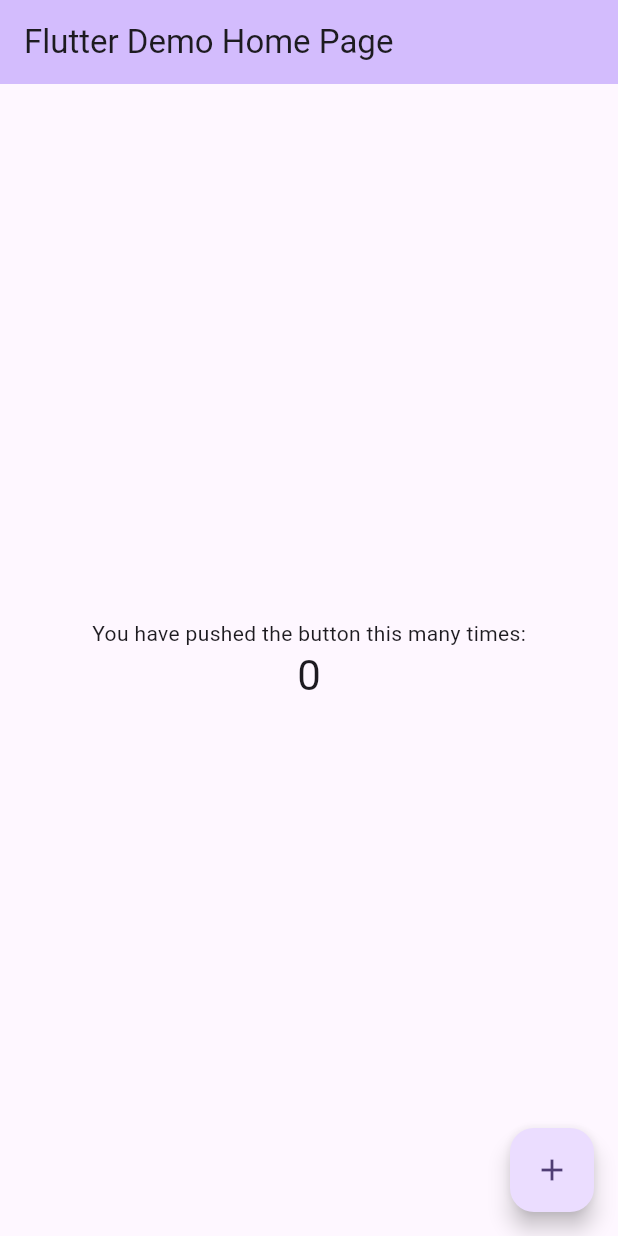
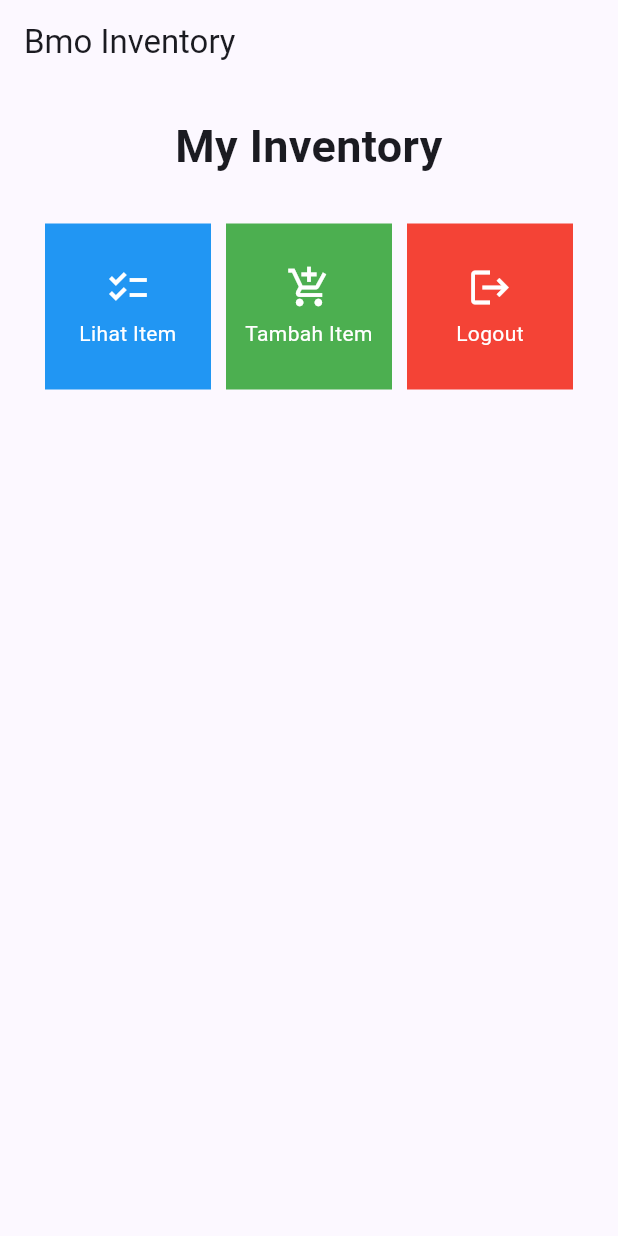
Before and after one commit to FBimo/bmo-inventory-mobile, a Flutter app: the screen it shows after launch, on a phone screen of 412 x 824 dp. Run offline on Flutter 3.47's test engine with Material 2 defaults, Android fonts, the light colour scheme and no system bars.

Commit message:
Tugas 7 #1

```diff
--- a/lib/main.dart
+++ b/lib/main.dart
@@ -1,4 +1,5 @@
 import 'package:flutter/material.dart';
+import 'package:bmo_inventory/menu.dart';
 
 void main() {
   runApp(const MyApp());
@@ -28,98 +29,10 @@
         //
         // This works for code too, not just values: Most code changes can be
         // tested with just a hot reload.
-        colorScheme: ColorScheme.fromSeed(seedColor: Colors.deepPurple),
+        colorScheme: ColorScheme.fromSeed(seedColor: const Color.fromARGB(255, 38, 0, 255)),
         useMaterial3: true,
       ),
-      home: const MyHomePage(title: 'Flutter Demo Home Page'),
+      home: MyHomePage(),
     );
   }
 }
-
-class MyHomePage extends StatefulWidget {
-  const MyHomePage({super.key, required this.title});
-
-  // This widget is the home page of your application. It is stateful, meaning
-  // that it has a State object (defined below) that contains fields that affect
-  // how it looks.
-
-  // This class is the configuration for the state. It holds the values (in this
-  // case the title) provided by the parent (in this case the App widget) and
-  // used by the build method of the State. Fields in a Widget subclass are
-  // always marked "final".
-
-  final String title;
-
-  @override
-  State<MyHomePage> createState() => _MyHomePageState();
-}
-
-class _MyHomePageState extends State<MyHomePage> {
-  int _counter = 0;
-
-  void _incrementCounter() {
-    setState(() {
-      // This call to setState tells the Flutter framework that something has
-      // changed in this State, which causes it to rerun the build method below
-      // so that the display can reflect the updated values. If we changed
-      // _counter without calling setState(), then the build method would not be
-      // called again, and so nothing would appear to happen.
-      _counter++;
-    });
-  }
-
-  @override
-  Widget build(BuildContext context) {
-    // This method is rerun every time setState is called, for instance as done
-    // by the _incrementCounter method above.
-    //
-    // The Flutter framework has been optimized to make rerunning build methods
-    // fast, so that you can just rebuild anything that needs updating rather
-    // than having to individually change instances of widgets.
-    return Scaffold(
-      appBar: AppBar(
-        // TRY THIS: Try changing the color here to a specific color (to
-        // Colors.amber, perhaps?) and trigger a hot reload to see the AppBar
-        // change color while the other colors stay the same.
-        backgroundColor: Theme.of(context).colorScheme.inversePrimary,
-        // Here we take the value from the MyHomePage object that was created by
-        // the App.build method, and use it to set our appbar title.
-        title: Text(widget.title),
-      ),
-      body: Center(
-        // Center is a layout widget. It takes a single child and positions it
-        // in the middle of the parent.
-        child: Column(
-          // Column is also a layout widget. It takes a list of children and
-          // arranges them vertically. By default, it sizes itself to fit its
-          // children horizontally, and tries to be as tall as its parent.
-          //
-          // Column has various properties to control how it sizes itself and
-          // how it positions its children. Here we use mainAxisAlignment to
-          // center the children vertically; the main axis here is the vertical
-          // axis because Columns are vertical (the cross axis would be
-          // horizontal).
-          //
-          // TRY THIS: Invoke "debug painting" (choose the "Toggle Debug Paint"
-          // action in the IDE, or press "p" in the console), to see the
-          // wireframe for each widget.
-          mainAxisAlignment: MainAxisAlignment.center,
-          children: <Widget>[
-            const Text(
-              'You have pushed the button this many times:',
-            ),
-            Text(
-              '$_counter',
-              style: Theme.of(context).textTheme.headlineMedium,
-            ),
-          ],
-        ),
-      ),
-      floatingActionButton: FloatingActionButton(
-        onPressed: _incrementCounter,
-        tooltip: 'Increment',
-        child: const Icon(Icons.add),
-      ), // This trailing comma makes auto-formatting nicer for build methods.
-    );
-  }
-}
--- /dev/null
+++ b/lib/menu.dart
@@ -0,0 +1,123 @@
+import 'package:flutter/material.dart';
+
+class MyHomePage extends StatelessWidget {
+  MyHomePage({Key? key}) : super(key:key);
+
+  final List<Feature> items = [
+    Feature("Lihat Item", Icons.checklist, Colors.blue),
+    Feature("Tambah Item", Icons.add_shopping_cart, Colors.green),
+    Feature("Logout", Icons.logout, Colors.red),
+  ];
+
+  // This widget is the home page of your application. It is stateful, meaning
+  // that it has a State object (defined below) that contains fields that affect
+  // how it looks.
+
+  // This class is the configuration for the state. It holds the values (in this
+  // case the title) provided by the parent (in this case the App widget) and
+  // used by the build method of the State. Fields in a Widget subclass are
+  // always marked "final".
+
+  @override
+  Widget build(BuildContext context) {
+    return Scaffold(
+      appBar: AppBar(
+        title: const Text(
+          'Bmo Inventory',
+        ),
+      ),
+      body: SingleChildScrollView(
+        // Widget wrapper yang dapat discroll
+        child: Padding(
+          padding: const EdgeInsets.all(10.0), // Set padding dari halaman
+          child: Column(
+            // Widget untuk menampilkan children secara vertikal
+            children: <Widget>[
+              const Padding(
+                padding: EdgeInsets.only(top: 10.0, bottom: 10.0),
+                // Widget Text untuk menampilkan tulisan dengan alignment center dan style yang sesuai
+                child: Text(
+                  'My Inventory', // Text yang menandakan toko
+                  textAlign: TextAlign.center,
+                  style: TextStyle(
+                    fontSize: 30,
+                    fontWeight: FontWeight.bold,
+                  ),
+                ),
+              ),
+              // Grid layout
+              GridView.count(
+                // Container pada card kita.
+                primary: true,
+                padding: const EdgeInsets.all(20),
+                crossAxisSpacing: 10,
+                mainAxisSpacing: 10,
+                crossAxisCount: 3,
+                shrinkWrap: true,
+                children: items.map((Feature item) {
+                  // Iterasi untuk setiap item
+                  return FeatureCard(item);
+                }).toList(),
+              ),
+            ],
+          ),
+        ),
+      ),
+    );
+  }
+}
+
+class FeatureCard extends StatelessWidget {
+  final Feature item;
+
+  const FeatureCard(this.item, {super.key}); // Constructor
+
+
+
+  @override
+  Widget build(BuildContext context) {
+    return Material(
+      color: item.color,
+      child: InkWell(
+        // Area responsive terhadap sentuhan
+        onTap: () {
+          // Memunculkan SnackBar ketika diklik
+          ScaffoldMessenger.of(context)
+            ..hideCurrentSnackBar()
+            ..showSnackBar(SnackBar(
+                content: Text("Kamu telah menekan tombol ${item.name}!")));
+        },
+        child: Container(
+          // Container untuk menyimpan Icon dan Text
+          padding: const EdgeInsets.all(8),
+          child: Center(
+            child: Column(
+              mainAxisAlignment: MainAxisAlignment.center,
+              children: [
+                Icon(
+                  item.icon,
+                  color: Colors.white,
+                  size: 30.0,
+                ),
+                const Padding(padding: EdgeInsets.all(3)),
+                Text(
+                  item.name,
+                  textAlign: TextAlign.center,
+                  style: const TextStyle(color: Colors.white),
+                ),
+              ],
+            ),
+          ),
+        ),
+      ),
+    );
+  }
+}
+
+class Feature {
+  final String name;
+  final IconData icon;
+  final MaterialColor color;
+
+  Feature(this.name, this.icon, this.color);
+}
```
Also changed, not shown: 1 other file.
